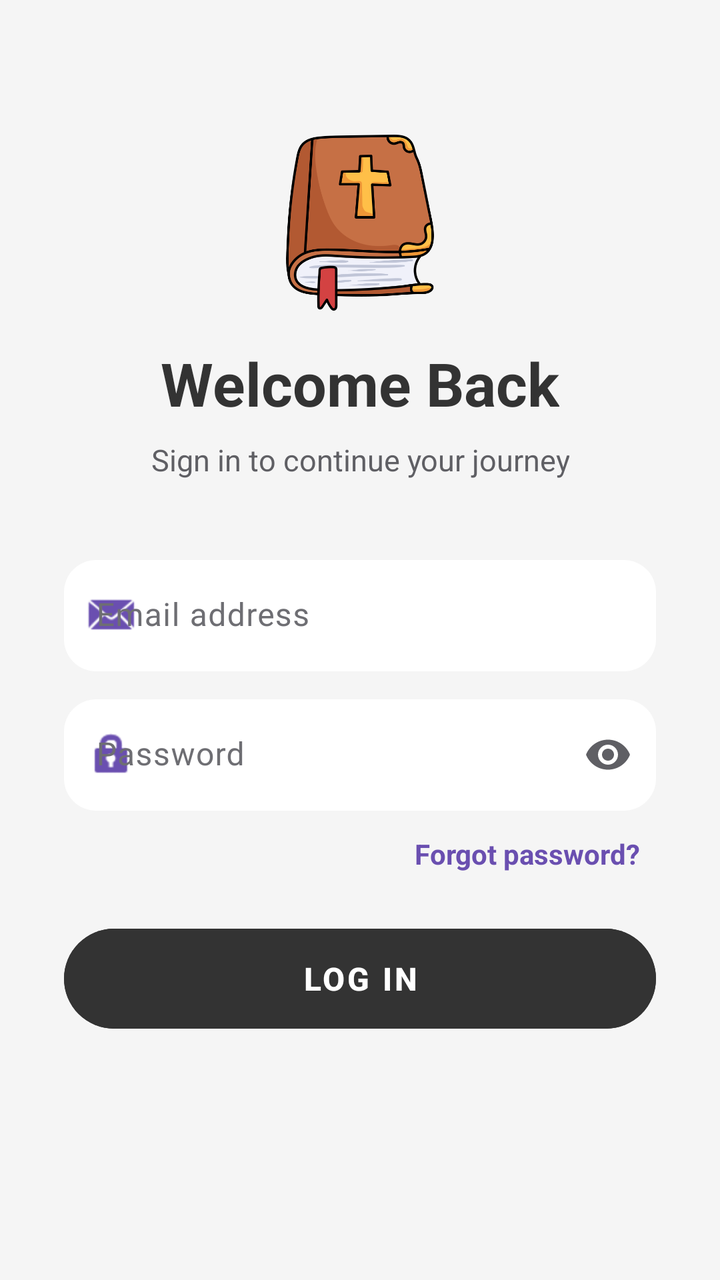
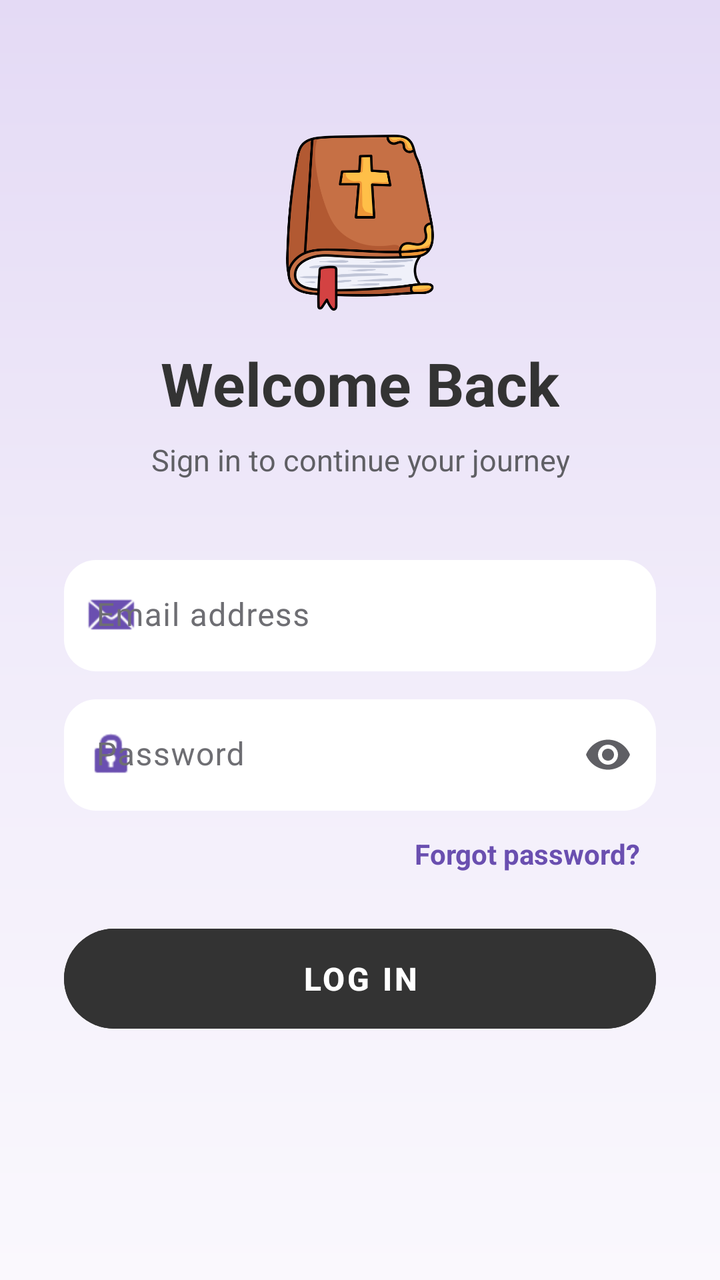

Two renders of the same Android screen: before a commit and after it. Below are the layout's source before the change and the commit's diff.
<!-- AndroidManifest.xml: application theme Theme.SpiritualTracker -->
<!-- res/layout/activity_login.xml -->
<?xml version="1.0" encoding="utf-8"?>
<ScrollView xmlns:android="http://schemas.android.com/apk/res/android"
    xmlns:app="http://schemas.android.com/apk/res-auto"
    android:layout_width="match_parent"
    android:layout_height="match_parent"
    android:background="#F5F5F5"
    android:fillViewport="true">

    <LinearLayout
        android:layout_width="match_parent"
        android:layout_height="wrap_content"
        android:gravity="center"
        android:orientation="vertical"
        android:padding="32dp">

        <ImageView
            android:layout_width="88dp"
            android:layout_height="88dp"
            android:layout_marginBottom="16dp"
            android:src="@drawable/bible" />

        <TextView
            android:id="@+id/tvLoginTitle"
            android:layout_width="wrap_content"
            android:layout_height="wrap_content"
            android:layout_marginBottom="8dp"
            android:text="Welcome Back"
            android:textColor="#333333"
            android:textSize="30sp"
            android:textStyle="bold" />

        <TextView
            android:id="@+id/tvLoginSubtitle"
            android:layout_width="wrap_content"
            android:layout_height="wrap_content"
            android:layout_marginBottom="40dp"
            android:gravity="center"
            android:text="Sign in to continue your journey"
            android:textColor="#5F5F64"
            android:textSize="15sp" />

        <com.google.android.material.textfield.TextInputLayout
            android:id="@+id/tilEmail"
            style="@style/LoginField"
            android:layout_width="match_parent"
            android:layout_height="wrap_content"
            android:layout_marginBottom="14dp"
            android:hint="Email address"
            app:startIconDrawable="@android:drawable/sym_action_email"
            app:startIconTint="#6A4FB0">

            <com.google.android.material.textfield.TextInputEditText
                android:id="@+id/etEmail"
                android:layout_width="match_parent"
                android:layout_height="wrap_content"
                android:imeOptions="actionNext"
                android:inputType="textEmailAddress"
                android:textColor="#1A1A1A"
                android:textSize="16sp" />
        </com.google.android.material.textfield.TextInputLayout>

        <com.google.android.material.textfield.TextInputLayout
            android:id="@+id/tilPassword"
            style="@style/LoginField"
            android:layout_width="match_parent"
            android:layout_height="wrap_content"
            android:hint="Password"
            app:endIconMode="password_toggle"
            app:endIconTint="#5F5F64"
            app:startIconDrawable="@android:drawable/ic_lock_idle_lock"
            app:startIconTint="#6A4FB0">

            <com.google.android.material.textfield.TextInputEditText
                android:id="@+id/etPassword"
                android:layout_width="match_parent"
                android:layout_height="wrap_content"
                android:imeOptions="actionDone"
                android:inputType="textPassword"
                android:textColor="#1A1A1A"
                android:textSize="16sp" />
        </com.google.android.material.textfield.TextInputLayout>

        <TextView
            android:id="@+id/tvForgot"
            android:layout_width="wrap_content"
            android:layout_height="wrap_content"
            android:layout_gravity="end"
            android:layout_marginTop="4dp"
            android:layout_marginBottom="16dp"
            android:background="?attr/selectableItemBackground"
            android:padding="8dp"
            android:text="Forgot password?"
            android:textColor="#6A4FB0"
            android:textSize="14sp"
            android:textStyle="bold" />

        <com.google.android.material.button.MaterialButton
            android:id="@+id/btnLogin"
            android:layout_width="match_parent"
            android:layout_height="58dp"
            android:layout_marginBottom="14dp"
            android:backgroundTint="#333333"
            android:letterSpacing="0.08"
            android:text="LOG IN"
            android:textColor="#FFFFFF"
            android:textSize="16sp"
            android:textStyle="bold"
            app:cornerRadius="29dp" />

        <TextView
            android:id="@+id/tvRegister"
            android:layout_width="wrap_content"
            android:layout_height="wrap_content"
            android:background="?attr/selectableItemBackground"
            android:padding="10dp"
            android:textColor="#333333"
            android:textSize="15sp" />

    </LinearLayout>
</ScrollView>
<!-- resources referenced by this layout -->
<resources>
  <!-- drawable bible: png bitmap (drawable, 43508 bytes) -->
  <style name="LoginField" parent="Widget.Material3.TextInputLayout.FilledBox">
          <item name="boxBackgroundColor">#FFFFFF</item>
          <item name="boxStrokeWidth">0dp</item>
          <item name="boxStrokeWidthFocused">0dp</item>
          <item name="boxCornerRadiusTopStart">16dp</item>
          <item name="boxCornerRadiusTopEnd">16dp</item>
          <item name="boxCornerRadiusBottomStart">16dp</item>
          <item name="boxCornerRadiusBottomEnd">16dp</item>
          <item name="hintTextColor">#6A4FB0</item>
          <item name="android:textColorHint">#6E6E73</item>
          <item name="errorTextColor">#C62828</item>
          <item name="helperTextTextColor">#5F5F64</item>
          <item name="android:elevation">2dp</item>
      </style>
  <style name="Theme.SpiritualTracker" parent="Base.Theme.SpiritualTracker" />
  <style name="Base.Theme.SpiritualTracker" parent="Theme.Material3.DayNight.NoActionBar">
          <item name="colorPrimary">#7E57C2</item>
          <item name="colorOnPrimary">#FFFFFF</item>
          <item name="colorSecondaryContainer">#D1C4E9</item>
          <item name="colorOnSecondaryContainer">#7E57C2</item>
          <item name="android:windowBackground">#F3F4F9</item>
          
          <item name="android:navigationBarColor">#F5F5F5</item>
          <item name="android:windowLightNavigationBar" tools:targetApi="27">true</item>
      </style>
</resources>

<!-- the commit's change to res/layout/activity_login.xml (unified diff, before → after) -->
@@ -3,7 +3,7 @@
     xmlns:app="http://schemas.android.com/apk/res-auto"
     android:layout_width="match_parent"
     android:layout_height="match_parent"
-    android:background="#F5F5F5"
+    android:background="@drawable/bg_login"
     android:fillViewport="true">
 
     <LinearLayout
<!-- resource entries referenced after the edit -->
@@ -1,5 +1,14 @@
 <!-- resources referenced by this layout -->
 <resources>
+  <!-- drawable bg_login (drawable) -->
+  <?xml version="1.0" encoding="utf-8"?>
+  <shape xmlns:android="http://schemas.android.com/apk/res/android">
+      <gradient
+          android:angle="270"
+          android:startColor="#E4DAF5"
+          android:centerColor="#F1ECFA"
+          android:endColor="#FAF8FD" />
+  </shape>
   <!-- drawable bible: png bitmap (drawable, 43508 bytes) -->
   <style name="LoginField" parent="Widget.Material3.TextInputLayout.FilledBox">
           <item name="boxBackgroundColor">#FFFFFF</item>
